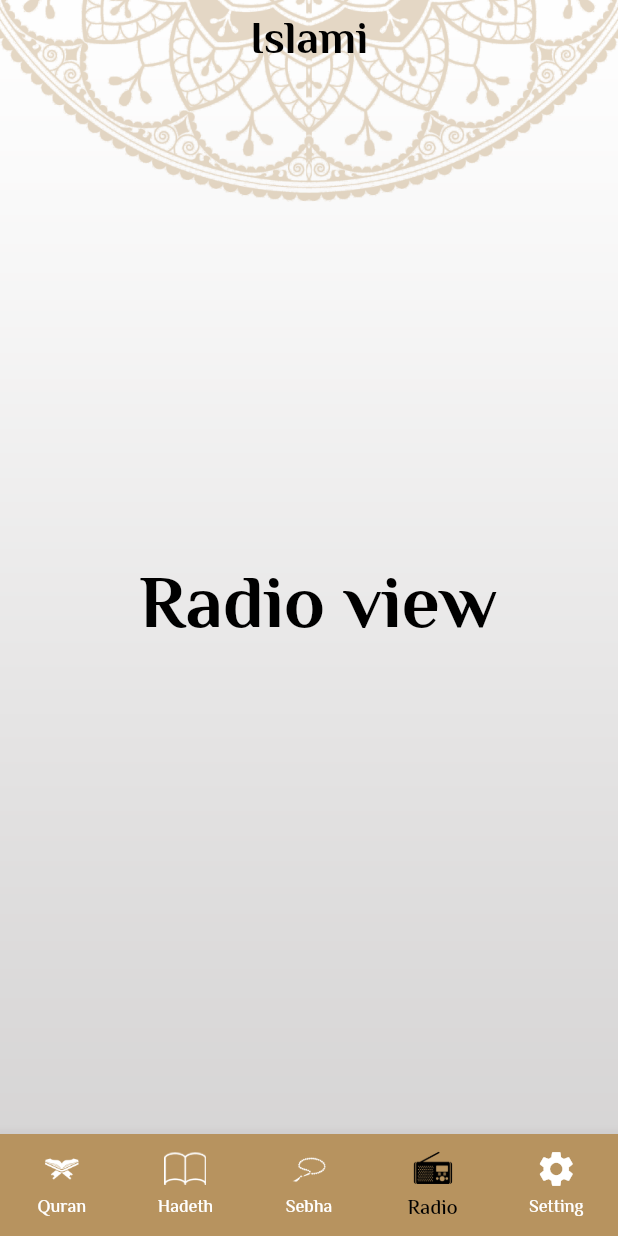
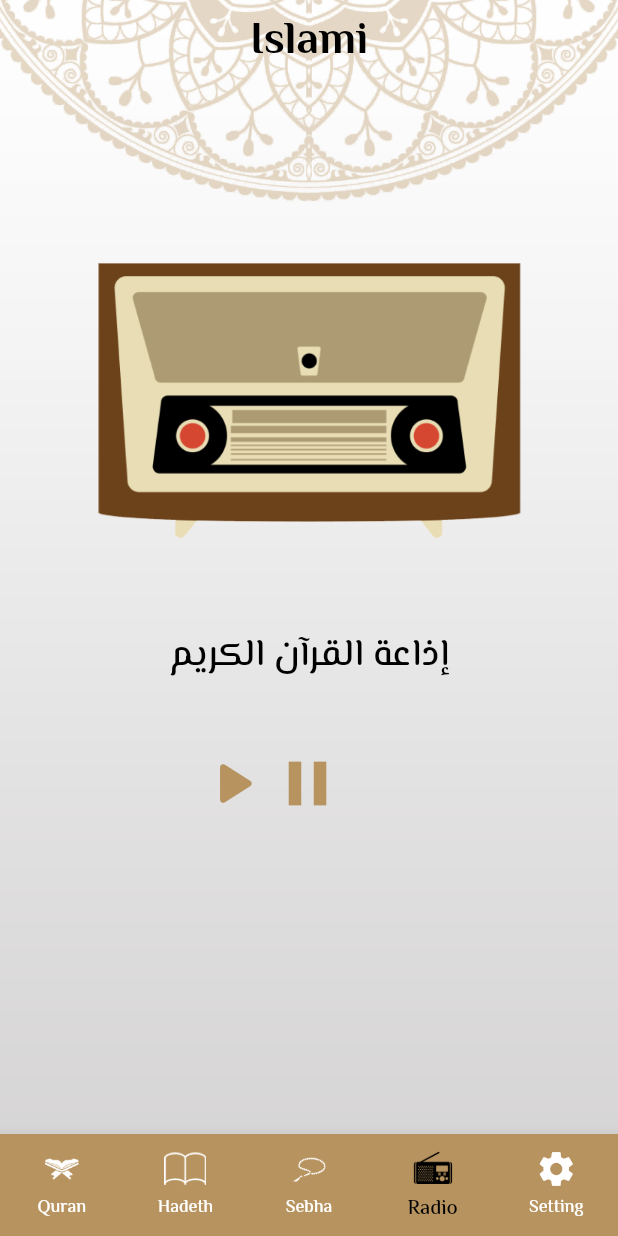
Before and after one commit to MariamTaher35/Application_Islami, a Flutter app: the screen it shows after launch, item 4 of the bottom bar chosen, on a phone screen of 412 x 824 dp. Run offline on Flutter 3.47's test engine with Material 2 defaults, Android fonts, the phone set to English and light mode, and no system bars; our stand-ins replace google_fonts.

Commit message:
Radio Design

```diff
--- a/lib/modules/radio/radio.dart
+++ b/lib/modules/radio/radio.dart
@@ -5,10 +5,43 @@ class RadioApp extends StatelessWidget {
 
   @override
   Widget build(BuildContext context) {
-    return Center(
-      child: Text(
-        " Radio view",
-        style: TextStyle(fontSize: 50, fontWeight: FontWeight.w700),
+    var them = Theme.of(context);
+    return Container(
+      color: Colors.transparent,
+      height: double.infinity,
+      width: double.infinity,
+      child: Container(
+        child: Column(
+          children: [
+            SizedBox(height: 100),
+            Image.asset("assets/images/radiopic.png"),
+            SizedBox(height: 40),
+            Text(
+              "إذاعة القرآن الكريم",
+              style: them.textTheme.bodyMedium,
+            ),
+            SizedBox(height: 40),
+            Padding(
+              padding: const EdgeInsets.only(
+                left: 130,
+              ),
+              child: Row(
+                children: [
+                  Icon(
+                    Icons.play_arrow_rounded,
+                    size: 50,
+                    color: them.primaryColor,
+                  ),
+                  Icon(
+                    Icons.pause,
+                    size: 50,
+                    color: them.primaryColor,
+                  )
+                ],
+              ),
+            )
+          ],
+        ),
       ),
     );
   }
```
Also changed, not shown: assets/images/radiopic.png (added).
